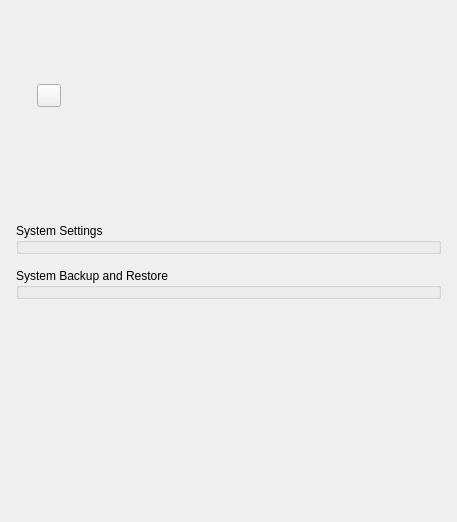
Qt form client/libclient/src/ui/widgets/system_settings/general_system_administration_widget.ui (networkoptix/nx_open) before a commit.
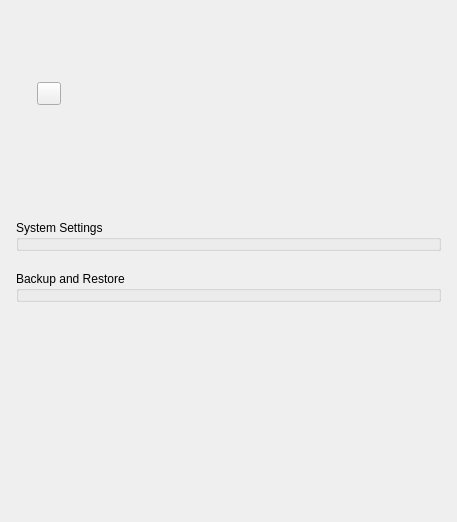
The same form after that commit. Custom widgets are drawn as their Qt base class.

What changed in the file:
```diff
--- a/client/libclient/src/ui/widgets/system_settings/general_system_administration_widget.ui
+++ b/client/libclient/src/ui/widgets/system_settings/general_system_administration_widget.ui
@@ -102,7 +102,7 @@
     <widget class="QWidget" name="widget_2" native="true">
      <layout class="QVBoxLayout" name="verticalLayout_5">
       <property name="spacing">
-       <number>14</number>
+       <number>20</number>
       </property>
       <property name="leftMargin">
        <number>16</number>
@@ -146,7 +146,7 @@
       <item>
        <widget class="QGroupBox" name="backupGroupBox">
         <property name="title">
-         <string>System Backup and Restore</string>
+         <string>Backup and Restore</string>
         </property>
         <property name="flat">
          <bool>true</bool>
```
